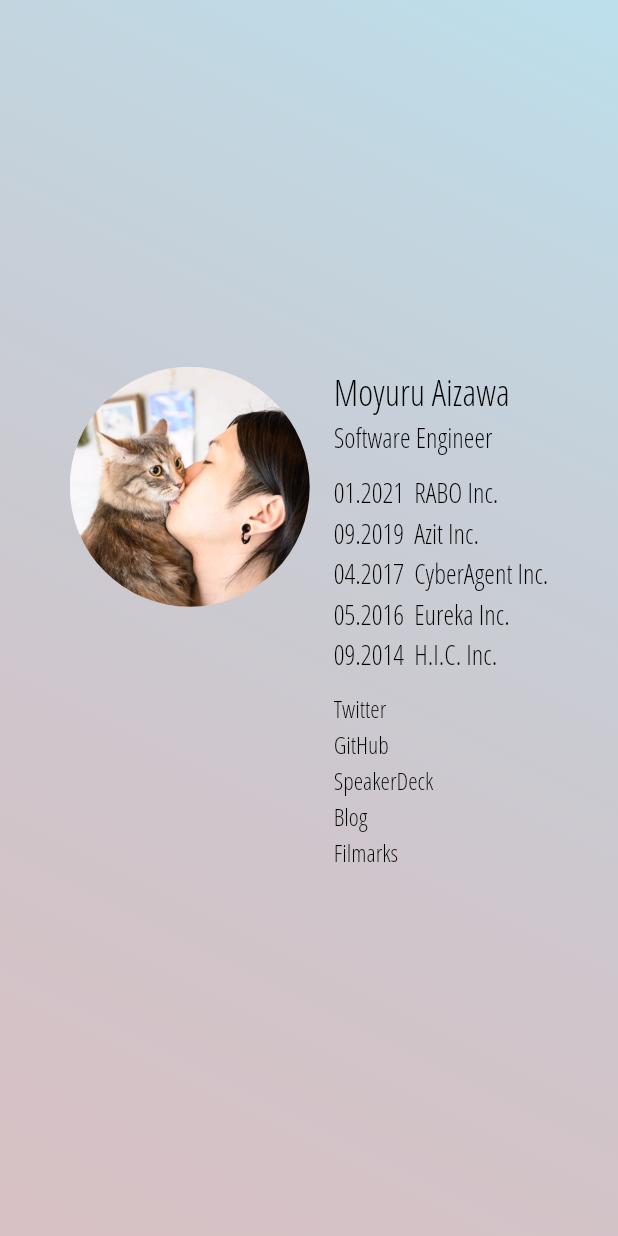
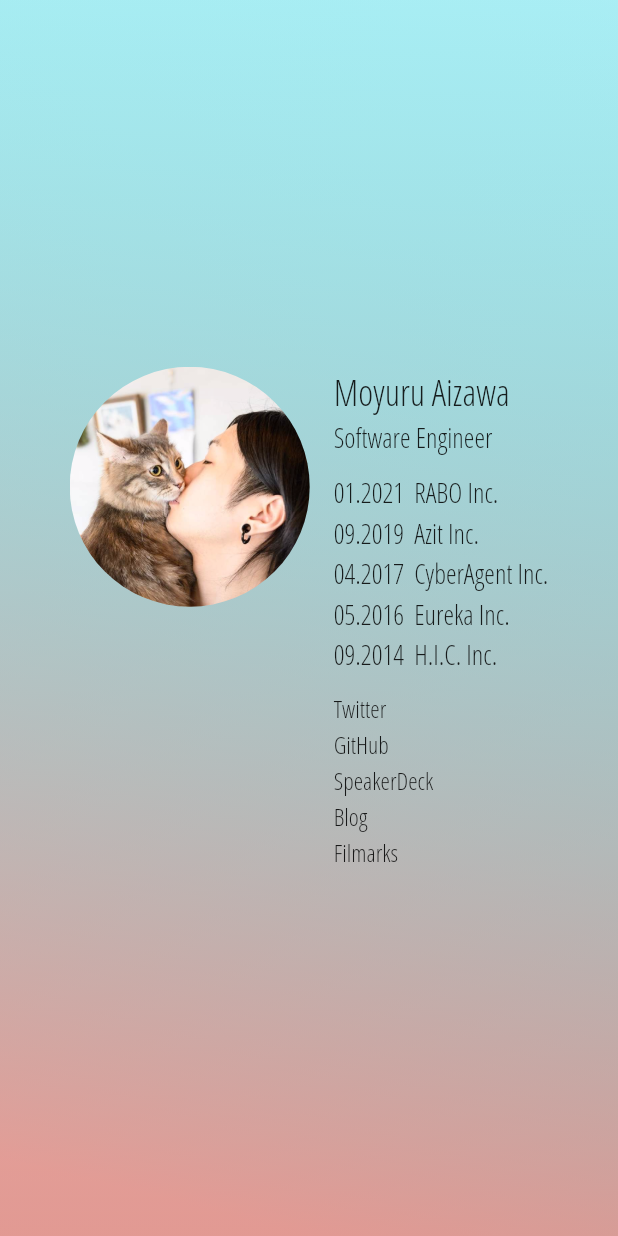
Before and after one commit to MoyuruAizawa/moyuruaizawa.github.io, a Flutter app: the screen it shows after launch, on a phone screen of 412 x 824 dp. Run offline on Flutter 3.47's test engine with Material 2 defaults, Android fonts, the phone set to English and light mode, and no system bars; missing offline and left inert: dart:html.

Commit message:
Change styles

```diff
--- a/lib/app_theme.dart
+++ b/lib/app_theme.dart
@@ -7,19 +7,19 @@ ThemeData get appTheme {
             headline1: TextStyle(
               fontSize: 24,
               fontFamily: "AppFontFamily",
-              color: Colors.black,
+              color: Colors.black87,
               fontWeight: FontWeight.w400,
             ),
             bodyText1: TextStyle(
               fontSize: 18,
               fontFamily: "AppFontFamily",
-              color: Colors.black,
+              color: Colors.black87,
               fontWeight: FontWeight.w400,
             ),
         bodyText2: TextStyle(
           fontSize: 16,
           fontFamily: "AppFontFamily",
-          color: Colors.black,
+          color: Colors.black87,
           fontWeight: FontWeight.w400,
         ),
           ));
--- a/lib/home_page.dart
+++ b/lib/home_page.dart
@@ -1,5 +1,5 @@
+// ignore: avoid_web_libraries_in_flutter
 import 'dart:html';
-
 import 'package:flutter/cupertino.dart';
 import 'package:flutter/material.dart';
 
@@ -10,13 +10,18 @@ class HomePage extends StatelessWidget {
         child: Container(
             decoration: BoxDecoration(
                 gradient: LinearGradient(
-              begin: FractionalOffset.topRight,
-              end: FractionalOffset.bottomLeft,
-              colors: [const Color(0xADD9E9).withOpacity(0.8), const Color(0xB6888E).withOpacity(0.5)],
+              begin: FractionalOffset.topCenter,
+              end: FractionalOffset.bottomCenter,
+              colors: [const Color(0xADD9E9).withOpacity(0.5), const Color(0xB6888E).withOpacity(1)],
             )),
-            child: Stack(
-              children: [
-                Center(
+            child: Container(
+                decoration: BoxDecoration(
+                    gradient: LinearGradient(
+                  begin: FractionalOffset.topRight,
+                  end: FractionalOffset.bottomCenter,
+                  colors: [const Color(0x00ffff).withOpacity(0.2), const Color(0xffa596).withOpacity(0.6)],
+                )),
+                child: Center(
                   child: Wrap(
                     alignment: WrapAlignment.center,
                     crossAxisAlignment: WrapCrossAlignment.start,
@@ -26,9 +31,7 @@ class HomePage extends StatelessWidget {
                       resume(context),
                     ],
                   ),
-                )
-              ],
-            )));
+                ))));
   }
 
   Widget avatar() {
```
